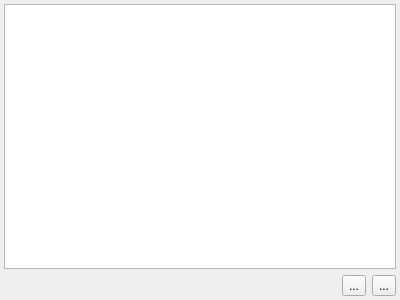
Above: plugins/textshape/dialogs/StylesWidget.ui from KDE/krita before the change. Below: the same form after it.
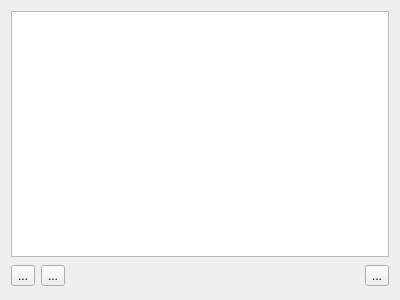
That is the form after the change.

Commit message: More todo, add ... button (the new, modify, spacer, remove convention is now codified in the wiki: http://wiki.koffice.org/index.php?title=Guidelines#Collection_dockers.

What changed in the file:
```diff
--- a/plugins/textshape/dialogs/StylesWidget.ui
+++ b/plugins/textshape/dialogs/StylesWidget.ui
@@ -9,52 +9,43 @@
     <height>300</height>
    </rect>
   </property>
-  <layout class="QVBoxLayout" >
-   <property name="margin" >
-    <number>4</number>
-   </property>
-   <property name="spacing" >
-    <number>6</number>
-   </property>
-   <item>
+  <layout class="QGridLayout" >
+   <item row="0" column="0" colspan="4" >
     <widget class="QListWidget" name="styleList" />
    </item>
-   <item>
-    <layout class="QHBoxLayout" >
-     <property name="margin" >
-      <number>0</number>
+   <item row="1" column="0" >
+    <widget class="QToolButton" name="newStyle" >
+     <property name="text" >
+      <string>...</string>
      </property>
-     <property name="spacing" >
-      <number>6</number>
+    </widget>
+   </item>
+   <item row="1" column="1" >
+    <widget class="QToolButton" name="modifyStyle" >
+     <property name="text" >
+      <string>...</string>
      </property>
-     <item>
+    </widget>
+   </item>
+   <item row="1" column="2" >
       <spacer>
        <property name="orientation" >
         <enum>Qt::Horizontal</enum>
        </property>
        <property name="sizeHint" >
         <size>
-         <width>40</width>
-         <height>20</height>
+       <width>281</width>
+       <height>26</height>
         </size>
        </property>
       </spacer>
      </item>
-     <item>
-      <widget class="QToolButton" name="newStyle" >
-       <property name="text" >
-        <string>...</string>
-       </property>
-      </widget>
-     </item>
-     <item>
+   <item row="1" column="3" >
       <widget class="QToolButton" name="deleteStyle" >
        <property name="text" >
         <string>...</string>
        </property>
       </widget>
-     </item>
-    </layout>
    </item>
   </layout>
  </widget>
```
Lines whose indentation alone changed are shown as unchanged. The commit also changes 1 other file.
